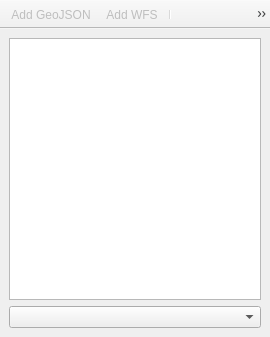
The window that src/tree_panel_base.ui (nextgis/nextgis_connect) describes before a commit, drawn with Qt 5.
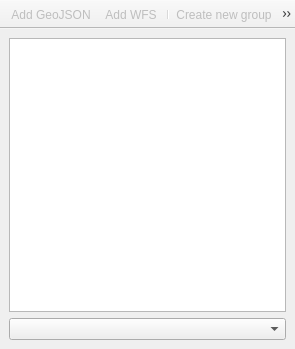
The same window after the commit.

Commit message: Add refresh button

```diff
--- a/src/tree_panel_base.ui
+++ b/src/tree_panel_base.ui
@@ -6,8 +6,8 @@
    <rect>
     <x>0</x>
     <y>0</y>
-    <width>270</width>
-    <height>337</height>
+    <width>295</width>
+    <height>349</height>
    </rect>
   </property>
   <property name="windowTitle">
@@ -51,6 +51,7 @@
    <addaction name="separator"/>
    <addaction name="actionCreateNewGroup"/>
    <addaction name="separator"/>
+   <addaction name="actionRefresh"/>
    <addaction name="actionSettings"/>
   </widget>
   <action name="actionAddAsGeoJSON">
@@ -94,6 +95,11 @@
     <string>Settings</string>
    </property>
   </action>
+  <action name="actionRefresh">
+   <property name="text">
+    <string>Refresh</string>
+   </property>
+  </action>
  </widget>
  <resources/>
  <connections/>
```
The commit also changes 3 other files.
